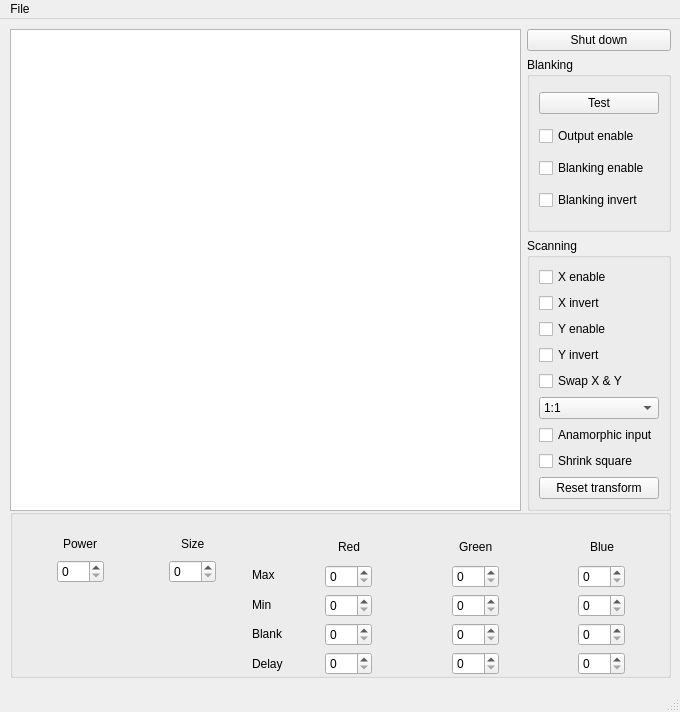
This is output/output_settings.ui in marcan/openlase as Qt 5 draws it before an edit. The edited form follows.
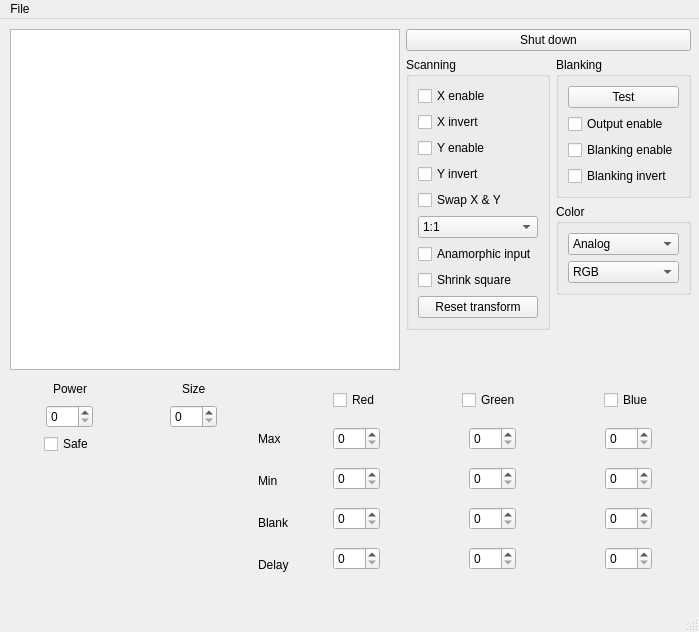
This is the edited form.

Commit message: output:   allow each color channel to be turned on and off separately   add setting for TTL or analog color channels   add setting for RGB or single color laser projector   put enforce safety toggle option back in

```diff
--- a/output/output_settings.ui
+++ b/output/output_settings.ui
@@ -6,8 +6,8 @@
    <rect>
     <x>0</x>
     <y>0</y>
-    <width>680</width>
-    <height>712</height>
+    <width>699</width>
+    <height>632</height>
    </rect>
   </property>
   <property name="windowTitle">
@@ -20,34 +20,273 @@
    <bool>false</bool>
   </property>
   <widget class="QWidget" name="centralwidget">
-   <widget class="QGroupBox" name="groupBox_4">
+   <widget class="QWidget" name="layoutWidget">
     <property name="geometry">
      <rect>
       <x>10</x>
-      <y>490</y>
-      <width>661</width>
-      <height>169</height>
+      <y>10</y>
+      <width>681</width>
+      <height>341</height>
      </rect>
     </property>
+    <layout class="QHBoxLayout" name="horizontalLayout_26">
+     <property name="sizeConstraint">
+      <enum>QLayout::SetMaximumSize</enum>
+     </property>
+     <item>
+      <widget class="QGraphicsView" name="projView">
     <property name="sizePolicy">
-     <sizepolicy hsizetype="Maximum" vsizetype="Preferred">
+        <sizepolicy hsizetype="Expanding" vsizetype="Expanding">
       <horstretch>0</horstretch>
       <verstretch>0</verstretch>
      </sizepolicy>
     </property>
+      </widget>
+     </item>
+     <item>
+      <layout class="QVBoxLayout" name="verticalLayout_8">
+       <item>
+        <layout class="QHBoxLayout" name="horizontalLayout_5">
+         <item>
+          <widget class="QPushButton" name="shutdown">
+           <property name="text">
+            <string>Shut down</string>
+           </property>
+          </widget>
+         </item>
+        </layout>
+       </item>
+       <item>
+        <layout class="QHBoxLayout" name="horizontalLayout_7">
+         <item>
+          <layout class="QVBoxLayout" name="verticalLayout_3">
+           <item>
+            <widget class="QGroupBox" name="groupBox_2">
     <property name="title">
-     <string/>
-    </property>
-    <widget class="QWidget" name="">
+              <string>Scanning</string>
+             </property>
+             <layout class="QVBoxLayout" name="verticalLayout_7">
+              <item>
+               <widget class="QCheckBox" name="xEnable">
+                <property name="text">
+                 <string>X enable</string>
+                </property>
+               </widget>
+              </item>
+              <item>
+               <widget class="QCheckBox" name="xInvert">
+                <property name="text">
+                 <string>X invert</string>
+                </property>
+               </widget>
+              </item>
+              <item>
+               <widget class="QCheckBox" name="yEnable">
+                <property name="text">
+                 <string>Y enable</string>
+                </property>
+               </widget>
+              </item>
+              <item>
+               <widget class="QCheckBox" name="yInvert">
+                <property name="text">
+                 <string>Y invert</string>
+                </property>
+               </widget>
+              </item>
+              <item>
+               <widget class="QCheckBox" name="xySwap">
+                <property name="text">
+                 <string>Swap X &amp;&amp; Y</string>
+                </property>
+               </widget>
+              </item>
+              <item>
+               <widget class="QComboBox" name="aspectRatio">
+                <item>
+                 <property name="text">
+                  <string>1:1</string>
+                 </property>
+                </item>
+                <item>
+                 <property name="text">
+                  <string>4:3</string>
+                 </property>
+                </item>
+                <item>
+                 <property name="text">
+                  <string>16:9</string>
+                 </property>
+                </item>
+                <item>
+                 <property name="text">
+                  <string>3:2</string>
+                 </property>
+                </item>
+               </widget>
+              </item>
+              <item>
+               <widget class="QCheckBox" name="aspectScale">
+                <property name="text">
+                 <string>Anamorphic input</string>
+                </property>
+               </widget>
+              </item>
+              <item>
+               <widget class="QCheckBox" name="fitSquare">
+                <property name="text">
+                 <string>Shrink square</string>
+                </property>
+               </widget>
+              </item>
+              <item>
+               <widget class="QPushButton" name="resetTransform">
+                <property name="text">
+                 <string>Reset transform</string>
+                </property>
+               </widget>
+              </item>
+             </layout>
+            </widget>
+           </item>
+           <item>
+            <spacer name="verticalSpacer_3">
+             <property name="orientation">
+              <enum>Qt::Vertical</enum>
+             </property>
+             <property name="sizeHint" stdset="0">
+              <size>
+               <width>20</width>
+               <height>40</height>
+              </size>
+             </property>
+            </spacer>
+           </item>
+          </layout>
+         </item>
+         <item>
+          <layout class="QVBoxLayout" name="verticalLayout_10">
+           <item>
+            <widget class="QGroupBox" name="groupBox">
+             <property name="title">
+              <string>Blanking</string>
+             </property>
+             <layout class="QVBoxLayout" name="verticalLayout_6">
+              <item>
+               <widget class="QPushButton" name="outputTest">
+                <property name="text">
+                 <string>Test</string>
+                </property>
+               </widget>
+              </item>
+              <item>
+               <widget class="QCheckBox" name="outputEnable">
+                <property name="text">
+                 <string>Output enable</string>
+                </property>
+               </widget>
+              </item>
+              <item>
+               <widget class="QCheckBox" name="blankingEnable">
+                <property name="text">
+                 <string>Blanking enable</string>
+                </property>
+               </widget>
+              </item>
+              <item>
+               <widget class="QCheckBox" name="blankingInvert">
+                <property name="text">
+                 <string>Blanking invert</string>
+                </property>
+               </widget>
+              </item>
+             </layout>
+            </widget>
+           </item>
+           <item>
+            <widget class="QGroupBox" name="groupBox_3">
+             <property name="title">
+              <string>Color</string>
+             </property>
+             <layout class="QVBoxLayout" name="verticalLayout_11">
+              <item>
+               <widget class="QComboBox" name="colorMode">
+                <item>
+                 <property name="text">
+                  <string>Analog</string>
+                 </property>
+                </item>
+                <item>
+                 <property name="text">
+                  <string>TTL</string>
+                 </property>
+                </item>
+               </widget>
+              </item>
+              <item>
+               <widget class="QComboBox" name="colorChannels">
+                <item>
+                 <property name="text">
+                  <string>RGB</string>
+                 </property>
+                </item>
+                <item>
+                 <property name="text">
+                  <string>R</string>
+                 </property>
+                </item>
+                <item>
+                 <property name="text">
+                  <string>G</string>
+                 </property>
+                </item>
+                <item>
+                 <property name="text">
+                  <string>B</string>
+                 </property>
+                </item>
+               </widget>
+              </item>
+             </layout>
+             <zorder>groupBox</zorder>
+             <zorder>colorChannels</zorder>
+             <zorder>colorMode</zorder>
+            </widget>
+           </item>
+           <item>
+            <spacer name="verticalSpacer_4">
+             <property name="orientation">
+              <enum>Qt::Vertical</enum>
+             </property>
+             <property name="sizeHint" stdset="0">
+              <size>
+               <width>20</width>
+               <height>40</height>
+              </size>
+             </property>
+            </spacer>
+           </item>
+          </layout>
+         </item>
+        </layout>
+       </item>
+      </layout>
+     </item>
+    </layout>
+   </widget>
+   <widget class="QWidget" name="layoutWidget">
      <property name="geometry">
       <rect>
-       <x>17</x>
-       <y>25</y>
-       <width>635</width>
-       <height>141</height>
+      <x>10</x>
+      <y>360</y>
+      <width>681</width>
+      <height>204</height>
       </rect>
      </property>
      <layout class="QHBoxLayout" name="horizontalLayout_4">
+     <property name="sizeConstraint">
+      <enum>QLayout::SetMinimumSize</enum>
+     </property>
       <item>
        <layout class="QVBoxLayout" name="verticalLayout">
         <item>
@@ -124,6 +363,46 @@
           </item>
          </layout>
         </item>
+       <item>
+        <layout class="QHBoxLayout" name="horizontalLayout_8">
+         <item>
+          <spacer name="horizontalSpacer">
+           <property name="orientation">
+            <enum>Qt::Horizontal</enum>
+           </property>
+           <property name="sizeHint" stdset="0">
+            <size>
+             <width>40</width>
+             <height>20</height>
+            </size>
+           </property>
+          </spacer>
+         </item>
+         <item>
+          <widget class="QCheckBox" name="enforceSafety">
+           <property name="text">
+            <string>Safe</string>
+           </property>
+           <property name="checked">
+            <bool>false</bool>
+           </property>
+          </widget>
+         </item>
+         <item>
+          <spacer name="horizontalSpacer_2">
+           <property name="orientation">
+            <enum>Qt::Horizontal</enum>
+           </property>
+           <property name="sizeHint" stdset="0">
+            <size>
+             <width>40</width>
+             <height>20</height>
+            </size>
+           </property>
+          </spacer>
+         </item>
+        </layout>
+       </item>
         <item>
          <spacer name="verticalSpacer">
           <property name="orientation">
@@ -289,10 +568,13 @@
              </spacer>
             </item>
             <item>
-             <widget class="QLabel" name="label_11">
+            <widget class="QCheckBox" name="redEnable">
               <property name="text">
                <string>Red</string>
               </property>
+             <property name="checked">
+              <bool>false</bool>
+             </property>
              </widget>
             </item>
             <item>
@@ -478,10 +760,13 @@
              </spacer>
             </item>
             <item>
-             <widget class="QLabel" name="label_12">
+            <widget class="QCheckBox" name="greenEnable">
               <property name="text">
                <string>Green</string>
               </property>
+             <property name="checked">
+              <bool>false</bool>
+             </property>
              </widget>
             </item>
             <item>
@@ -667,10 +952,13 @@
              </spacer>
             </item>
             <item>
-             <widget class="QLabel" name="label_7">
+            <widget class="QCheckBox" name="blueEnable">
               <property name="text">
                <string>Blue</string>
               </property>
+             <property name="checked">
+              <bool>false</bool>
+             </property>
              </widget>
             </item>
             <item>
@@ -842,173 +1130,6 @@
       </item>
      </layout>
     </widget>
-    <zorder>layoutWidget_2</zorder>
-    <zorder>layoutWidget_3</zorder>
-    <zorder></zorder>
-    <zorder></zorder>
-   </widget>
-   <widget class="QWidget" name="">
-    <property name="geometry">
-     <rect>
-      <x>10</x>
-      <y>10</y>
-      <width>661</width>
-      <height>482</height>
-     </rect>
-    </property>
-    <layout class="QHBoxLayout" name="horizontalLayout_26">
-     <property name="sizeConstraint">
-      <enum>QLayout::SetMaximumSize</enum>
-     </property>
-     <item>
-      <widget class="QGraphicsView" name="projView">
-       <property name="sizePolicy">
-        <sizepolicy hsizetype="Expanding" vsizetype="Expanding">
-         <horstretch>0</horstretch>
-         <verstretch>0</verstretch>
-        </sizepolicy>
-       </property>
-      </widget>
-     </item>
-     <item>
-      <layout class="QVBoxLayout" name="verticalLayout_8">
-       <item>
-        <widget class="QPushButton" name="shutdown">
-         <property name="text">
-          <string>Shut down</string>
-         </property>
-        </widget>
-       </item>
-       <item>
-        <widget class="QGroupBox" name="groupBox">
-         <property name="title">
-          <string>Blanking</string>
-         </property>
-         <layout class="QVBoxLayout" name="verticalLayout_6">
-          <item>
-           <widget class="QPushButton" name="outputTest">
-            <property name="text">
-             <string>Test</string>
-            </property>
-           </widget>
-          </item>
-          <item>
-           <widget class="QCheckBox" name="outputEnable">
-            <property name="text">
-             <string>Output enable</string>
-            </property>
-           </widget>
-          </item>
-          <item>
-           <widget class="QCheckBox" name="blankingEnable">
-            <property name="text">
-             <string>Blanking enable</string>
-            </property>
-           </widget>
-          </item>
-          <item>
-           <widget class="QCheckBox" name="blankingInvert">
-            <property name="text">
-             <string>Blanking invert</string>
-            </property>
-           </widget>
-          </item>
-         </layout>
-        </widget>
-       </item>
-       <item>
-        <widget class="QGroupBox" name="groupBox_2">
-         <property name="title">
-          <string>Scanning</string>
-         </property>
-         <layout class="QVBoxLayout" name="verticalLayout_7">
-          <item>
-           <widget class="QCheckBox" name="xEnable">
-            <property name="text">
-             <string>X enable</string>
-            </property>
-           </widget>
-          </item>
-          <item>
-           <widget class="QCheckBox" name="xInvert">
-            <property name="text">
-             <string>X invert</string>
-            </property>
-           </widget>
-          </item>
-          <item>
-           <widget class="QCheckBox" name="yEnable">
-            <property name="text">
-             <string>Y enable</string>
-            </property>
-           </widget>
-          </item>
-          <item>
-           <widget class="QCheckBox" name="yInvert">
-            <property name="text">
-             <string>Y invert</string>
-            </property>
-           </widget>
-          </item>
-          <item>
-           <widget class="QCheckBox" name="xySwap">
-            <property name="text">
-             <string>Swap X &amp;&amp; Y</string>
-            </property>
-           </widget>
-          </item>
-          <item>
-           <widget class="QComboBox" name="aspectRatio">
-            <item>
-             <property name="text">
-              <string>1:1</string>
-             </property>
-            </item>
-            <item>
-             <property name="text">
-              <string>4:3</string>
-             </property>
-            </item>
-            <item>
-             <property name="text">
-              <string>16:9</string>
-             </property>
-            </item>
-            <item>
-             <property name="text">
-              <string>3:2</string>
-             </property>
-            </item>
-           </widget>
-          </item>
-          <item>
-           <widget class="QCheckBox" name="aspectScale">
-            <property name="text">
-             <string>Anamorphic input</string>
-            </property>
-           </widget>
-          </item>
-          <item>
-           <widget class="QCheckBox" name="fitSquare">
-            <property name="text">
-             <string>Shrink square</string>
-            </property>
-           </widget>
-          </item>
-          <item>
-           <widget class="QPushButton" name="resetTransform">
-            <property name="text">
-             <string>Reset transform</string>
-            </property>
-           </widget>
-          </item>
-         </layout>
-        </widget>
-       </item>
-      </layout>
-     </item>
-    </layout>
-   </widget>
   </widget>
   <widget class="QStatusBar" name="statusbar"/>
   <widget class="QMenuBar" name="menuBar">
@@ -1016,7 +1137,7 @@
     <rect>
      <x>0</x>
      <y>0</y>
-     <width>680</width>
+     <width>699</width>
      <height>25</height>
     </rect>
    </property>
```
Left out of the diff: 1 changed line with no effect on the pictures. Lines whose indentation alone changed are shown as unchanged. The commit also changes 4 other files.
